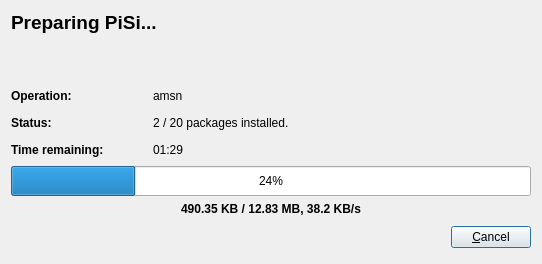
The window that kde4/package-manager/manager/ui/progressdialog.ui (pars-linux/uludag) describes before a commit, drawn with Qt 5.
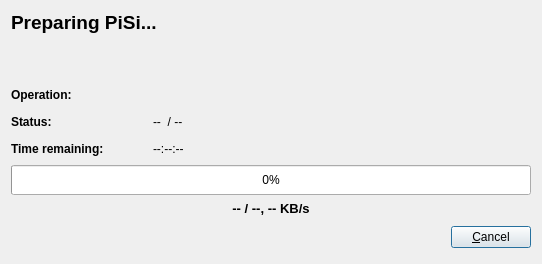
The same window after the commit.

Commit message: reset defaults

```diff
--- a/kde4/package-manager/manager/ui/progressdialog.ui
+++ b/kde4/package-manager/manager/ui/progressdialog.ui
@@ -111,7 +111,7 @@
         </sizepolicy>
        </property>
        <property name="text" >
-        <string>amsn</string>
+        <string/>
        </property>
        <property name="wordWrap" >
         <bool>false</bool>
@@ -155,7 +155,7 @@
         </sizepolicy>
        </property>
        <property name="text" >
-        <string>2 / 20 packages installed.</string>
+        <string>--  / --</string>
        </property>
        <property name="wordWrap" >
         <bool>false</bool>
@@ -171,7 +171,7 @@
         </sizepolicy>
        </property>
        <property name="text" >
-        <string>01:29</string>
+        <string>--:--:--</string>
        </property>
        <property name="wordWrap" >
         <bool>false</bool>
@@ -271,7 +271,7 @@
       </size>
      </property>
      <property name="value" >
-      <number>24</number>
+      <number>0</number>
      </property>
     </widget>
    </item>
@@ -284,7 +284,11 @@
       </sizepolicy>
      </property>
      <property name="text" >
-      <string>&lt;p align="center">&lt;b>490.35 KB / 12.83 MB, 38.2 KB/s&lt;/b>&lt;/p></string>
+      <string>&lt;!DOCTYPE HTML PUBLIC "-//W3C//DTD HTML 4.0//EN" "http://www.w3.org/TR/REC-html40/strict.dtd">
+&lt;html>&lt;head>&lt;meta name="qrichtext" content="1" />&lt;style type="text/css">
+p, li { white-space: pre-wrap; }
+&lt;/style>&lt;/head>&lt;body style=" font-family:'Droid Sans'; font-size:10pt; font-weight:400; font-style:normal;">
+&lt;p align="center" style=" margin-top:12px; margin-bottom:12px; margin-left:0px; margin-right:0px; -qt-block-indent:0; text-indent:0px;">&lt;span style=" font-weight:600;">-- / --, -- KB/s&lt;/span>&lt;/p>&lt;/body>&lt;/html></string>
      </property>
      <property name="alignment" >
       <set>Qt::AlignLeading|Qt::AlignLeft|Qt::AlignVCenter</set>
```
